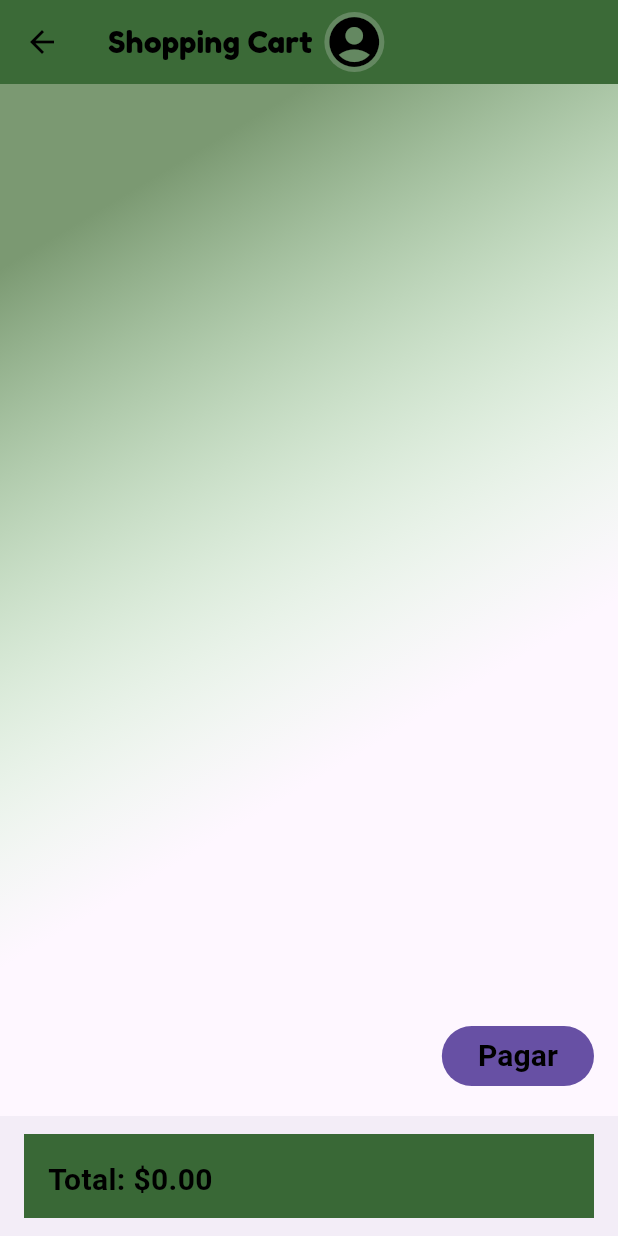
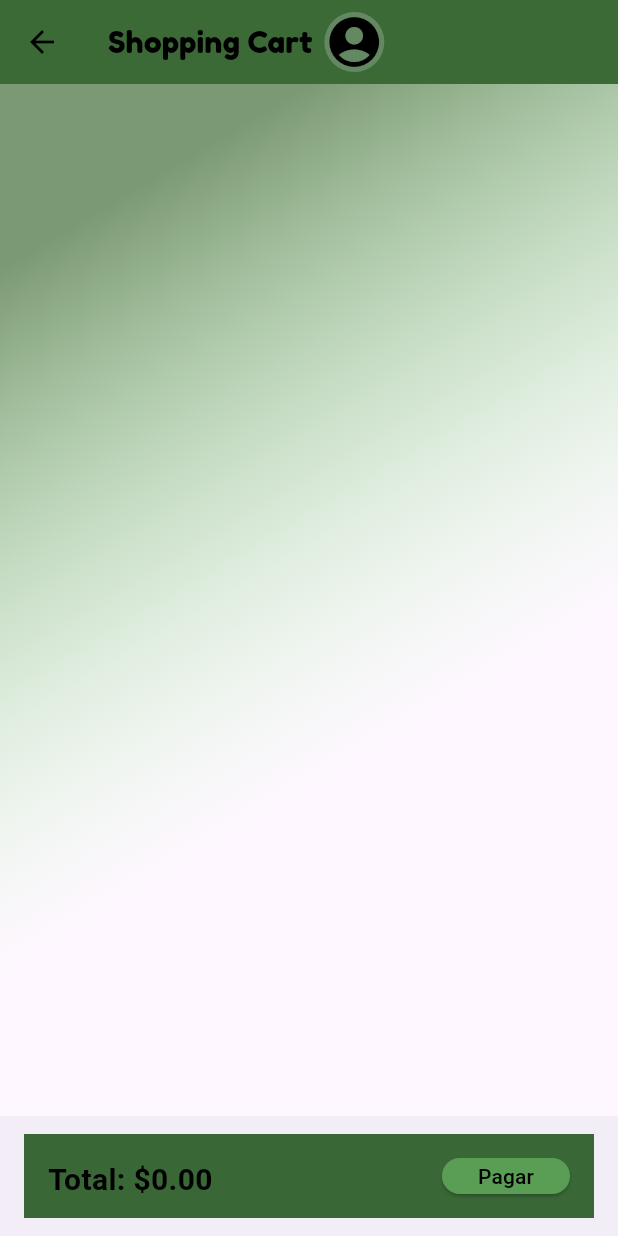
Before and after one commit to sergiovilla41/FlutterOpt-Ecommerce, a Flutter app: the ShoppingCartPage screen opened directly with empty values, on a phone screen of 412 x 824 dp. Run offline on Flutter 3.47's test engine with Material 3 defaults, Android fonts, the phone set to English and light mode, and no system bars; network calls fail.

Commit message:
pasarela de pagos

```diff
--- a/lib/src/Mocks/UsersMocks.dart
+++ b/lib/src/Mocks/UsersMocks.dart
@@ -7,4 +7,5 @@ final List<User> datosUsuarioMock = [
   User(username: 'user2', password: 'password2'),
   User(username: 'user3', password: 'password3'),
   User(username: 'user4', password: 'password4'),
+  User(username: '', password: ''),
 ];
--- a/lib/src/Pages/Cart.dart
+++ b/lib/src/Pages/Cart.dart
@@ -2,9 +2,11 @@ import 'package:flutter/material.dart';
 import 'package:mi_app_optativa/src/Controllers/AvatarController.dart';
 import 'package:mi_app_optativa/src/Controllers/CarritoComprasController.dart';
 import 'package:mi_app_optativa/src/Models/product.dart';
+import 'package:mi_app_optativa/src/Pages/Pago_Pagina.dart';
 import 'package:mi_app_optativa/src/Widgets/avatar_widget.dart';
+import 'package:mi_app_optativa/src/Widgets/pago_widget.dart';
 import 'package:provider/provider.dart';
-import 'package:mi_app_optativa/src/Widgets/pago.dart';
+
 
 class ShoppingCartPage extends StatefulWidget {
   final List<Product> products;
@@ -46,23 +48,7 @@ class _ShoppingCartPageState extends State<ShoppingCartPage> {
   @override
   Widget build(BuildContext context) {
     final selectedAvatar = Provider.of<AvatarProvider>(context).selectedAvatar;
-    bool isOpen = false;
-    return Scaffold(floatingActionButton:
-        FilledButton(
-          onPressed: () {
-            setState(() {
-              isOpen = !isOpen;
-            });
-          },
-          child: Text(
-            'Pagar',
-            style: TextStyle(
-              fontSize: 20.0,
-              fontWeight: FontWeight.bold,
-              color: widget.isDarkMode ? Colors.white : Colors.black,
-            ),
-          ),
-        ),
+    return Scaffold(
       appBar: AppBar(
         title: Row(
           children: [
@@ -105,7 +91,10 @@ class _ShoppingCartPageState extends State<ShoppingCartPage> {
   color: widget.isDarkMode
       ? const Color.fromARGB(255, 61, 60, 60)
       : const Color.fromARGB(207, 14, 73, 9),
-          child: Text(
+  child: Row(
+    mainAxisAlignment: MainAxisAlignment.spaceBetween,
+    children: [
+      Text(
         'Total: \$${_calculateTotal().toStringAsFixed(2)}',
         style: TextStyle(
           fontSize: 20.0,
@@ -113,23 +102,18 @@ class _ShoppingCartPageState extends State<ShoppingCartPage> {
           color: widget.isDarkMode ? Colors.white : Colors.black,
         ),
       ),
+      PaymentButton(
+        onPressed: () {
+          Navigator.push(
+            context,
+            MaterialPageRoute(builder: (context) => PaymentForm()),
+          );
+        }, color: widget.isDarkMode ? Color.fromARGB(255, 16, 88, 27) : Color.fromARGB(255, 89, 158, 84),
       ),
-        // ElevatedButton(
-        //   onPressed: () {
-        //     setState(() {
-        //       isOpen = !isOpen;
-        //     });
-        //   },
-        //   child: Text(
-        //     'Pagar',
-        //     style: TextStyle(
-        //       fontSize: 20.0,
-        //       fontWeight: FontWeight.bold,
-        //       color: widget.isDarkMode ? Colors.white : Colors.black,
-        //     ),
-        //   ),
-        // ),
-     // ])
+    ],
+  ),
+),
+
       ),
     );
   }
--- /dev/null
+++ b/lib/src/Widgets/pago_widget.dart
@@ -0,0 +1,24 @@
+import 'package:flutter/material.dart';
+
+class PaymentButton extends StatelessWidget {
+  final VoidCallback onPressed;
+  final Color color;
+  final bool isDarkMode = false;
+
+  const PaymentButton({Key? key, required this.onPressed, required this.color}) : super(key: key);
+
+  @override
+  Widget build(BuildContext context) {
+    final isDarkMode = Theme.of(context).brightness == Brightness.dark;
+    return ElevatedButton(
+      onPressed: onPressed,
+      style: ElevatedButton.styleFrom(
+        primary: color,
+      ),
+      child: Text(
+        'Pagar',
+        style: TextStyle(color: isDarkMode ? Colors.white : Colors.black),
+      ),
+    );
+  }
+}
```
Also changed, not shown: lib/src/Pages/Pago_Pagina.dart (added, +156 -0 lines), 1 other file. Lines whose indentation alone changed are shown as unchanged.
